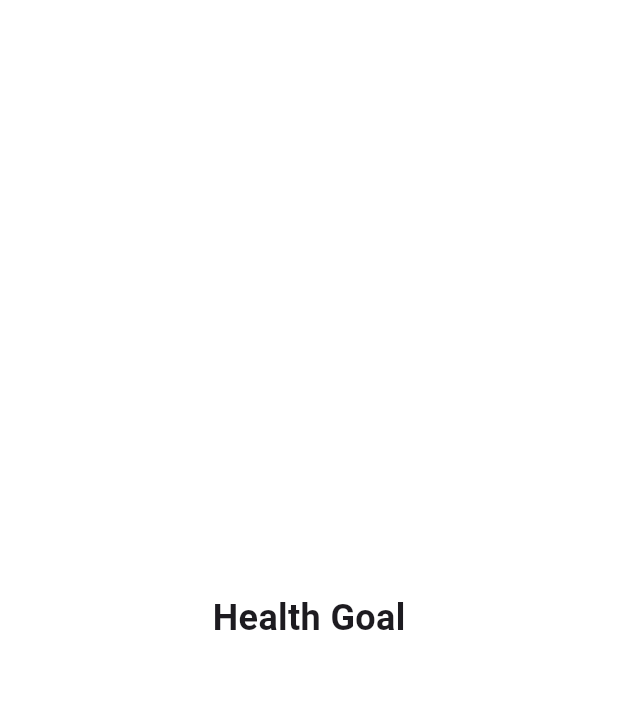
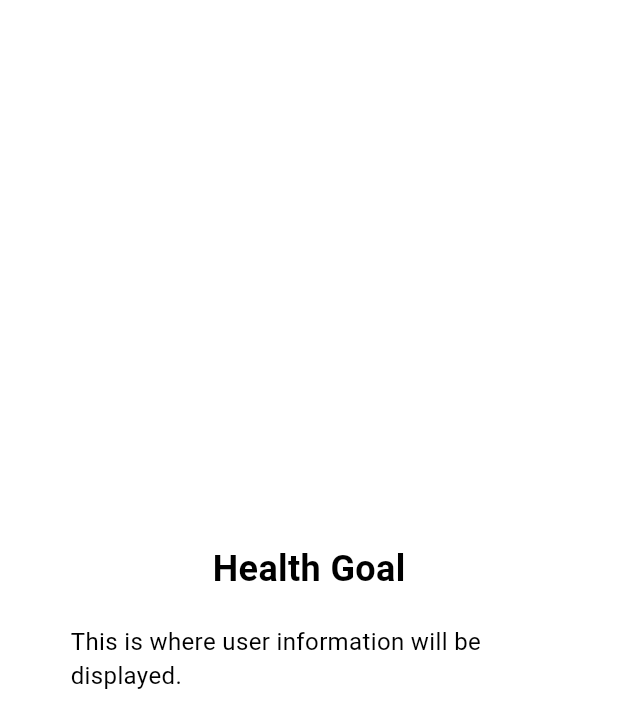
Before and after one commit to Hinokamika/final_project, a Flutter app: the HealthGoal screen opened directly, on a phone screen of 412 x 824 dp. Shown: the top 728 px of the screen. Run offline on Flutter 3.47's test engine with Material 3 defaults, Android fonts, the phone set to English and light mode, and no system bars; our stand-ins replace smooth_page_indicator.

Commit message:
second commit

```diff
--- a/lib/pages/site_pages/health_goal.dart
+++ b/lib/pages/site_pages/health_goal.dart
@@ -5,17 +5,47 @@ class HealthGoal extends StatelessWidget {
 
   @override
   Widget build(BuildContext context) {
-    return const Scaffold(
-      backgroundColor: Colors.white,
-      body: Padding(padding: EdgeInsets.all(10), child: ClipRRect(
-        borderRadius: BorderRadius.all(Radius.circular(10)),
-        child: Center(
-          child: Text(
-            'Health Goal',
-            style: TextStyle(fontSize: 24, fontWeight: FontWeight.bold),
-          ),
+    return Scaffold(
+      backgroundColor: Colors.transparent,
+      body: Padding(
+        padding: const EdgeInsets.all(10),
+        child: ClipRRect(
+          borderRadius: BorderRadius.circular(10),
+          child: Padding(
+            padding: const EdgeInsets.symmetric(horizontal: 25),
+            child: Container(
+              decoration: BoxDecoration(
+                color: Colors.white,
+                borderRadius: BorderRadius.circular(10),
+              ),
+              child: Padding(
+                padding: const EdgeInsets.symmetric(horizontal: 12),
+                child: Column(
+                  mainAxisAlignment: MainAxisAlignment.center,
+                  children: [
+                    const Text(
+                      'Health Goal',
+                      style: TextStyle(
+                        fontSize: 24,
+                        fontWeight: FontWeight.bold,
+                        color: Colors.black,
+                      ),
+                    ),
+                    const SizedBox(height: 20),
+                    const Text(
+                      'This is where user information will be displayed.',
+                      style: TextStyle(
+                        fontSize: 16,
+                        color: Colors.black,
+                      ),
+                    ),
+                  ],
+                ),
+              ),
+            ),
+          )
         ),
-      )),
+      ),
     );
   }
 }
```
Also changed, not shown: lib/pages/intro_page.dart (+5 -2 lines), lib/pages/site_pages/fitness_level.dart (+27 -11 lines), lib/pages/site_pages/user_information.dart (+27 -9 lines), lib/pages/user_info_page.dart (+12 -1 lines).
